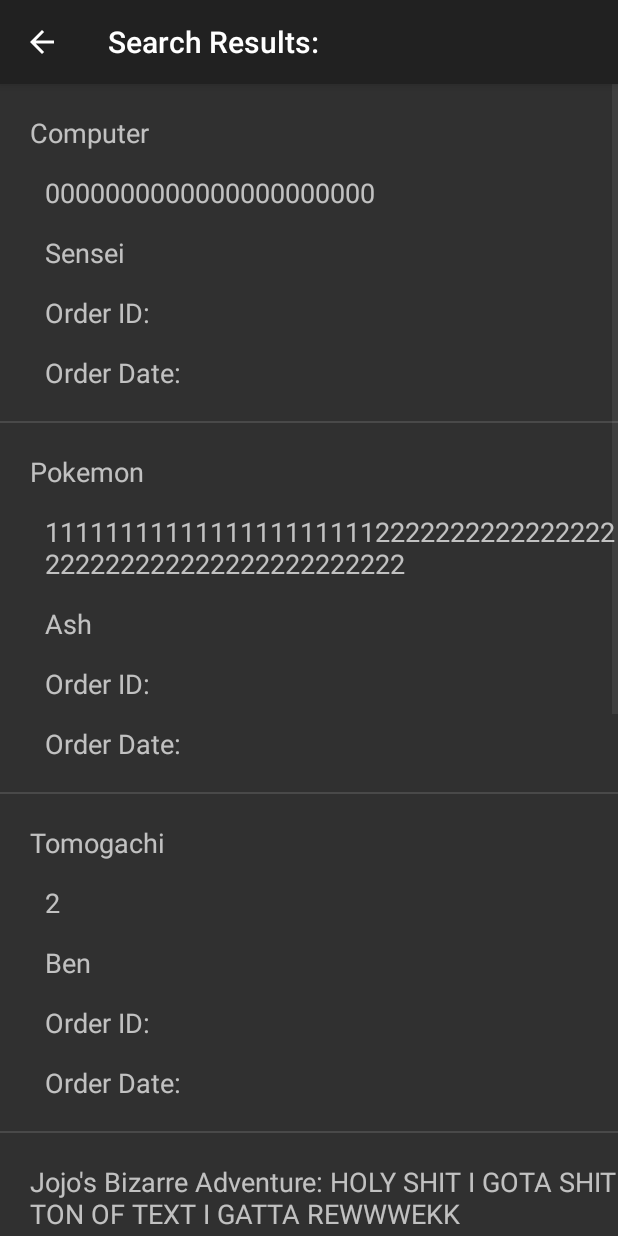
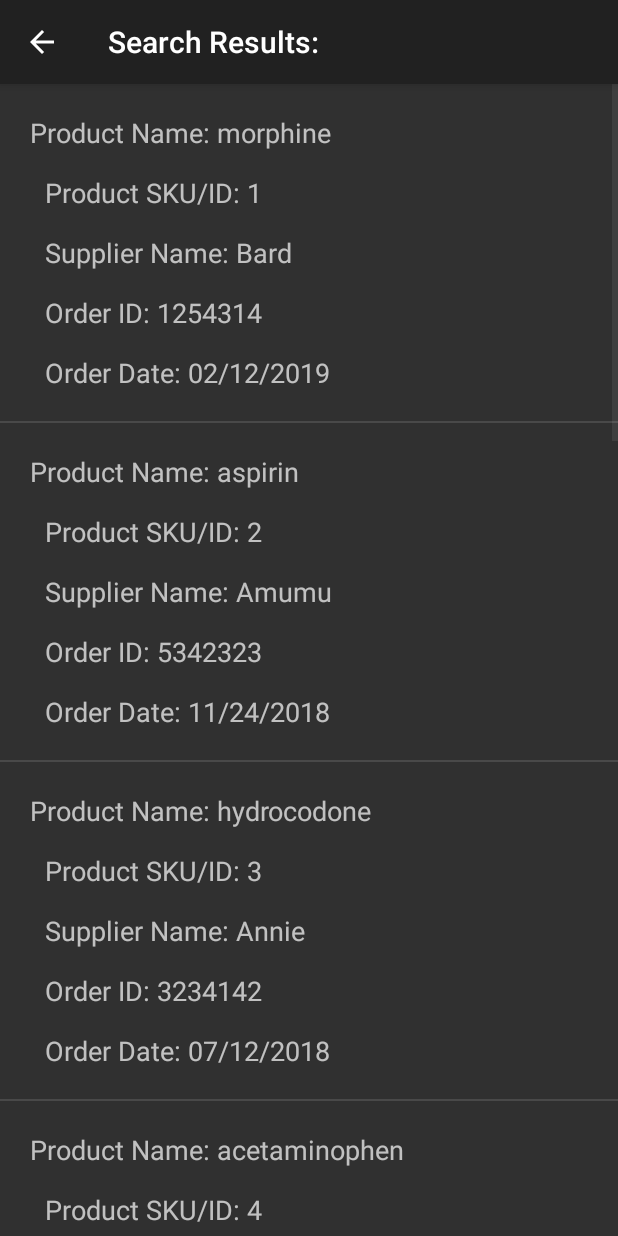
Before and after one commit to benyou94/Software-Engineering-UI-, an Android app: the SearchResultPage screen opened directly, with no data from a screen before it, on a phone screen of 412 x 824 dp. Run offline under Robolectric (Android 15) with nearby library versions, the phone set to English and light mode, and no system bars; libraries missing offline, so code that uses them is left out: com.loopj.android, cz.msebera.android; 1 statement that could not run was skipped.

Commit message:
Updates:
-Our "SearchResultPage" now accurately displays the correct data from our JSON file.
-Made changes to the "marginalEnd" in the listview_details.XML

```diff
--- a/app/src/main/java/com/example/practiceone/SearchResultPage.java
+++ b/app/src/main/java/com/example/practiceone/SearchResultPage.java
@@ -26,7 +26,7 @@ import org.json.JSONException;
 import java.util.ArrayList;
 
 /**
- * @author Lisa Chen and Ben You and Laura Campos
+ * @author Lisa Chen and Ben You
  */
 public class SearchResultPage extends AppCompatActivity {
 
@@ -37,7 +37,7 @@ public class SearchResultPage extends AppCompatActivity {
     Context context;
 
 
-    //Dummy test data. Change it to the API later.
+    //Dummy test data1. can remove once we get the official data.
     String[] productSKUStringArray = {"0000000000000000000000","11111111111111111111112222222222222222222222222222222222222222","2","3","4","5"};
     String[] productNameStringArray = {"Computer","Pokemon","Tomogachi","Jojo's Bizarre Adventure: HOLY SHIT I GOTA SHIT TON OF TEXT I GATTA REWWWEKK", "Maple Story","Weed"};
     String[] supplierStringArray = {"Sensei","Ash","Ben","GIOGIO","Nexon","Snoop Dog"};
@@ -49,9 +49,13 @@ public class SearchResultPage extends AppCompatActivity {
 
     //Creating Arraylists to hold the data from the API.
     ArrayList<String> productNameArrayList = new ArrayList<String>();
+    ArrayList<String> productIDArrayList = new ArrayList<String>();
+    ArrayList<String> supplierNameArrayList = new ArrayList<String>();
+    ArrayList<String> orderIDArrayList = new ArrayList<String>();
+    ArrayList<String> orderDateArrayList = new ArrayList<String>();
 
 
-
+    //Local Data JSON, created for temp use.
     @Override
     protected void onCreate(Bundle savedInstanceState) {
 
@@ -74,16 +78,6 @@ public class SearchResultPage extends AppCompatActivity {
         supplierNameString = intent.getStringExtra(SearchParameterPage.supplierExtra);
 
 
-        //Gets the listview from searchresultpage
-        listview = (ListView)findViewById(R.id.listView);
-
-
-        //Creates a customAdapter (custom listview) for the listview
-        CustomAdapter customAdapter = new CustomAdapter();
-
-        //sets the listview to the custom adapter
-        listview.setAdapter(customAdapter);
-
         //TODO Lisa Test here
 
             //need to pass context (you can only retrieve during onCreate
@@ -98,6 +92,14 @@ public class SearchResultPage extends AppCompatActivity {
                     Log.d("LisaUnitTest", "Name: " + prod.getName() + ", ProductID: " +
                             prod.getSKU() + ",Supplier: " + prod.getSupplier() + ", OrderID " +
                             prod.getOrderID() + ",Order Data: " + prod.getOrderDate());
+
+                    //Grabs the data and puts it into the arrayList.
+                    productNameArrayList.add(prod.getName());
+                    productIDArrayList.add(prod.getSKU());
+                    supplierNameArrayList.add(prod.getSupplier());
+                    orderIDArrayList.add(prod.getOrderID());
+                    orderDateArrayList.add(prod.getOrderDate());
+
                 }
             }
 
@@ -106,8 +108,19 @@ public class SearchResultPage extends AppCompatActivity {
                     Log.d("LisaUnitTest", "Name: " + item.getName() + ", ProductID: " +
                             item.getSKU() + ",Supplier: " + item.getSupplier());
                 }
+
             }
         //TODO Lisa Test ENDS here
+
+        //Gets the listview from searchresultpage
+        listview = (ListView)findViewById(R.id.listView);
+
+
+        //Creates a customAdapter (custom listview) for the listview
+        CustomAdapter customAdapter = new CustomAdapter();
+
+        //sets the listview to the custom adapter
+        listview.setAdapter(customAdapter);
     }
 
     @Override
@@ -117,19 +130,20 @@ public class SearchResultPage extends AppCompatActivity {
         queryTask = new SearchTask();
 
 
-
         //Parameter ("BlockChain Choose", ProductID, productName, supplier)
+        //Need to implement a Spinner to get data from activity 2 (searchparameter)
         //0=Etherium, 1=Hyper Ledger, 2=Open Chain
         //return 0 if user enters etherium
         queryTask.execute("1", productSKUString, productNameString, supplierNameString);
     }
 
-    //CustomAdapter for the custom ListView Display
+    //CustomAdapter for the custom ListView Display (these methods are generated automatically to handle the custom ListView)
     class CustomAdapter extends BaseAdapter{
 
         @Override
         public int getCount() {
-            return productSKUStringArray.length;
+            //dunno what this does. forgot about it :P -Ben
+            return productNameArrayList.size();
         }
 
         @Override
@@ -142,6 +156,7 @@ public class SearchResultPage extends AppCompatActivity {
             return 0;
         }
 
+        //The "View" method essentially displays all the data out, customized listview.
         @Override
         public View getView(int position, View convertView, ViewGroup parent) {
 
@@ -157,12 +172,15 @@ public class SearchResultPage extends AppCompatActivity {
 
 
             //Dummy Data: Change the array names here to the WebAPI's Array.
-            textview_name.setText(productNameStringArray[position]);
-            textview_sku.setText(productSKUStringArray[position]);
-            textview_supplier.setText(supplierStringArray[position]);
+            //This also prints in the UI (SearchResultsPage) to accurately display data.
+            textview_name.setText("Product Name: " +productNameArrayList.get(position));
+            textview_sku.setText("Product SKU/ID: " +productIDArrayList.get(position));
+            textview_supplier.setText("Supplier Name: " +supplierNameArrayList.get(position));
+            textview_orderID.setText("Order ID: " +orderIDArrayList.get(position));
+            textview_orderDate.setText("Order Date: " +orderDateArrayList.get(position));
 
-            System.out.println("String Array contents: " +productNameStringArray[position] + " position#: " +position);
-            //System.out.println("--ArayList stuff: " +productNameArrayList.get(position));
+            //System.out.println("String Array contents: " +productNameStringArray[position] + " | position#: " +position);
+            System.out.println("--ArayList stuff: "  + productNameArrayList.get(position)+" | arraylistContents: " +productNameArrayList.size());
 
             //textview_name.setText(productNameString[0]=productSKUSting);
 
@@ -206,16 +224,23 @@ public class SearchResultPage extends AppCompatActivity {
                         params[3]);
                 QueryResultParser queryParser = new QueryResultParser(results);
                 ArrayList<Component> productResults = queryParser.getParsedResults();
-                int i =0;
+
+                //Ben: This code here should print out the JSON in console. Need to manipulate this data to display it in this page.
+                //Need this block of code to run first before UI's onCreate method. so that I can grab the data and display it.
                 for (Component c : productResults) {
                     MedProduct product = (MedProduct) c;
                     Log.d("LisaAPIConnectionTest", "Name: " + c.getName() + ", SKU: " +
                             c.getSKU() + ", Supplier: " + c.getSupplier() + ", OrderID: " +
                             product.getOrderID() + ", OrderDate: " + product.getOrderDate());
-                    productNameArrayList.add(c.getName());
 
-                    System.out.println("Arraylist: " +productNameArrayList.get(i));
+                    /*
+                    String getNameString;
+                    getNameString = c.getName();
+                    productNameArrayList.add(getNameString);
+
+                    System.out.println("(===) Arraylist: " +productNameArrayList.get(i));
                     i++;
+                    */
                 }
                 if (isCancelled())
                     return null;
@@ -228,6 +253,7 @@ public class SearchResultPage extends AppCompatActivity {
             } catch (JSONException e) {
                 return "Unable to retrieve data. Parameters may be invalid.";
             }
+
         }
 
         /**
--- a/app/src/main/res/layout/listview_detail.xml
+++ b/app/src/main/res/layout/listview_detail.xml
@@ -12,6 +12,7 @@
         android:layout_alignParentTop="true"
         android:layout_alignParentEnd="true"
         android:layout_marginStart="20dp"
+        android:layout_marginEnd="15dp"
         android:layout_marginTop="20dp"
         android:text="@string/product_name"
         android:textSize="18sp" />
@@ -24,6 +25,7 @@
         android:layout_alignParentStart="true"
         android:layout_alignParentEnd="true"
         android:layout_marginStart="30dp"
+        android:layout_marginEnd="15dp"
         android:layout_marginTop="15dp"
 
         android:text="@string/product_sku"
@@ -37,6 +39,7 @@
         android:layout_alignParentStart="true"
         android:layout_alignParentEnd="true"
         android:layout_marginStart="30dp"
+        android:layout_marginEnd="15dp"
         android:layout_marginTop="15dp"
         android:text="@string/supplier_name"
         android:textSize="18sp" />
@@ -49,6 +52,7 @@
         android:layout_alignParentStart="true"
         android:layout_alignParentEnd="true"
         android:layout_marginStart="30dp"
+        android:layout_marginEnd="15dp"
         android:layout_marginTop="15dp"
 
         android:text="@string/order_id"
@@ -62,6 +66,7 @@
         android:layout_alignParentStart="true"
         android:layout_alignParentEnd="true"
         android:layout_marginStart="30dp"
+        android:layout_marginEnd="15dp"
         android:layout_marginTop="15dp"
         android:layout_marginBottom="20dp"
         android:text="@string/order_date"
```
Also changed, not shown: app/src/main/res/layout/activity_search_parameter_page.xml (+7 -4 lines). Lines whose indentation alone changed are shown as unchanged.
